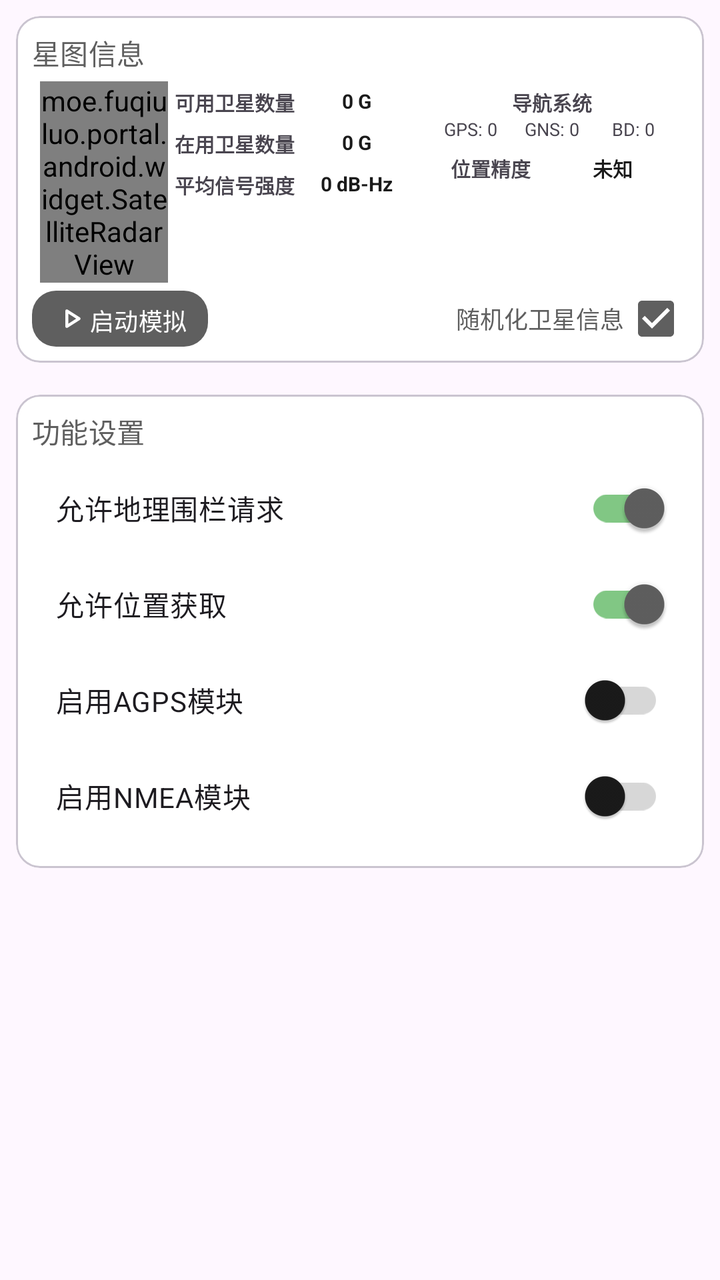
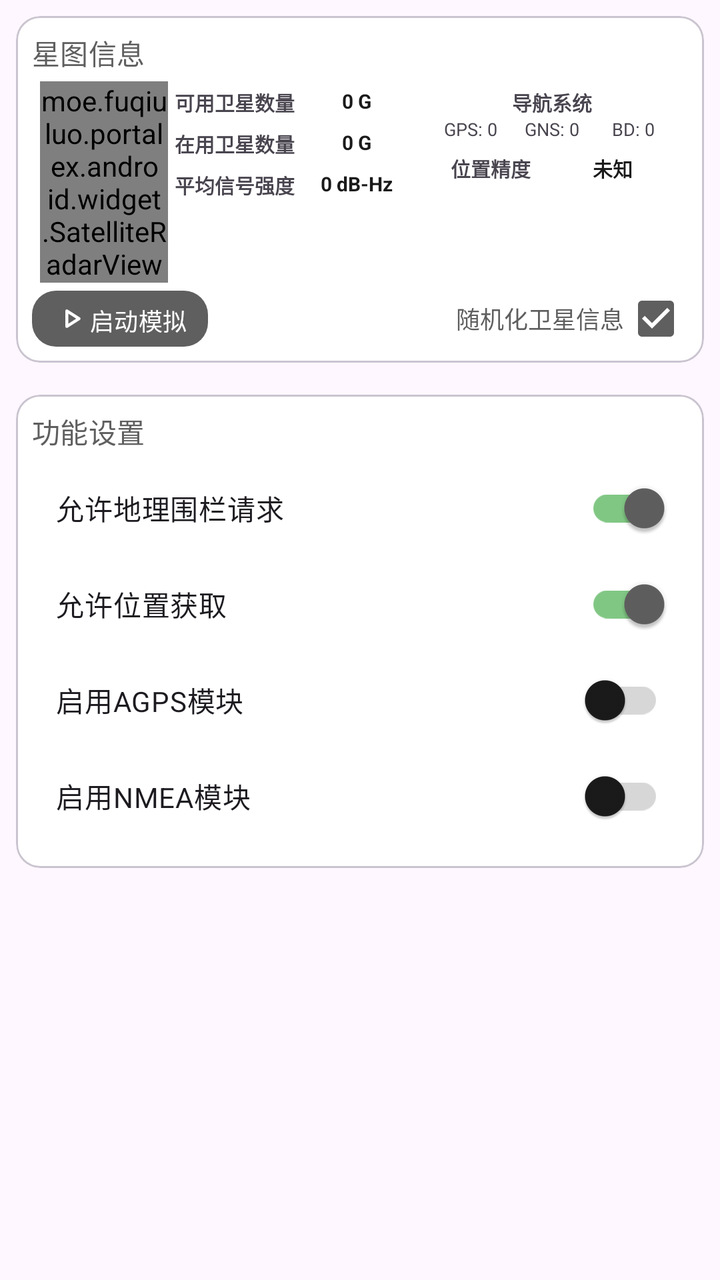

Before-and-after screenshots of an Android layout around one commit, followed by the original layout XML and the change that was made.
<!-- AndroidManifest.xml: application theme AppTheme -->
<!-- res/layout/fragment_gnss_mock.xml -->
<?xml version="1.0" encoding="utf-8"?>
<androidx.coordinatorlayout.widget.CoordinatorLayout
    xmlns:android="http://schemas.android.com/apk/res/android"
    xmlns:app="http://schemas.android.com/apk/res-auto"
    xmlns:tools="http://schemas.android.com/tools"
    android:layout_width="match_parent"
    android:layout_height="match_parent"
    tools:context=".ui.gnss.GnssMockFragment">

    <androidx.core.widget.NestedScrollView
        android:layout_width="match_parent"
        android:layout_height="match_parent">

        <LinearLayout
            android:layout_width="match_parent"
            android:layout_height="wrap_content"
            android:orientation="vertical">

            
            <com.google.android.material.card.MaterialCardView
                android:id="@+id/mock_gnss_card"
                android:layout_width="match_parent"
                android:layout_height="wrap_content"
                app:cardCornerRadius="12dp"
                android:layout_margin="8dp"
                app:cardPreventCornerOverlap="false"
                app:contentPadding="8dp">

                <LinearLayout
                    android:layout_width="match_parent"
                    android:layout_height="wrap_content"
                    android:orientation="vertical">

                    <TextView
                        android:layout_width="match_parent"
                        android:layout_height="wrap_content"
                        android:textColor="?attr/colorOnSurfaceVariant"
                        android:textAppearance="@style/TextAppearance.Material3.TitleSmall"
                        android:text="@string/satellites_info"/>

                    
                    <androidx.constraintlayout.widget.ConstraintLayout
                        android:layout_width="match_parent"
                        android:layout_height="wrap_content"
                        android:padding="4dp">

                        <moe.fuqiuluo.portal.android.widget.SatelliteRadarView
                            android:id="@+id/satellite_rada_view"
                            android:layout_width="0dp"
                            android:layout_height="wrap_content"
                            android:gravity="center"
                            app:layout_constraintEnd_toStartOf="@+id/satellites_info"
                            app:layout_constraintHorizontal_chainStyle="spread"
                            app:layout_constraintHorizontal_weight="1"
                            app:layout_constraintStart_toStartOf="parent"
                            app:layout_constraintTop_toTopOf="parent" />

                        <LinearLayout
                            android:id="@+id/satellites_info"
                            android:layout_width="0dp"
                            android:layout_height="wrap_content"
                            android:orientation="vertical"
                            android:gravity="center"
                            app:layout_constraintHorizontal_weight="2"
                            app:layout_constraintStart_toEndOf="@+id/satellite_rada_view"
                            app:layout_constraintEnd_toStartOf="@+id/text3"
                            app:layout_constraintTop_toTopOf="parent">

                            <TextView
                                android:visibility="gone"
                                android:layout_width="match_parent"
                                android:layout_height="wrap_content"
                                android:text="卫星信息"
                                android:gravity="center" />

                            <androidx.constraintlayout.widget.ConstraintLayout
                                android:layout_width="match_parent"
                                android:layout_height="wrap_content"
                                android:padding="3dp">

                                <TextView
                                    android:id="@+id/in_view_left_item"
                                    android:layout_width="0dp"
                                    android:layout_height="wrap_content"
                                    android:text="@string/in_view_left_item"
                                    android:gravity="center"
                                    android:textStyle="bold"
                                    android:textSize="10sp"
                                    app:layout_constraintHorizontal_weight="1"
                                    app:layout_constraintStart_toStartOf="parent"
                                    app:layout_constraintEnd_toStartOf="@+id/in_view_right_item"
                                    app:layout_constraintTop_toTopOf="parent"
                                    app:layout_constraintHorizontal_chainStyle="spread" />

                                <TextView
                                    android:id="@+id/in_view_right_item"
                                    android:layout_width="0dp"
                                    android:layout_height="wrap_content"
                                    android:text="@string/zero"
                                    android:gravity="center"
                                    android:textColor="?attr/colorOnSurface"
                                    android:textStyle="bold"
                                    android:textSize="10sp"
                                    app:layout_constraintHorizontal_weight="1"
                                    app:layout_constraintStart_toEndOf="@+id/in_view_left_item"
                                    app:layout_constraintEnd_toEndOf="parent"
                                    app:layout_constraintTop_toTopOf="parent" />

                            </androidx.constraintlayout.widget.ConstraintLayout>

                            <androidx.constraintlayout.widget.ConstraintLayout
                                android:layout_width="match_parent"
                                android:layout_height="wrap_content"
                                android:padding="3dp">

                                <TextView
                                    android:id="@+id/in_use_left_item"
                                    android:layout_width="0dp"
                                    android:layout_height="wrap_content"
                                    android:text="@string/in_use_satellite"
                                    android:gravity="center"
                                    android:textStyle="bold"
                                    android:textSize="10sp"
                                    app:layout_constraintHorizontal_weight="1"
                                    app:layout_constraintStart_toStartOf="parent"
                                    app:layout_constraintEnd_toStartOf="@+id/in_use_right_item"
                                    app:layout_constraintTop_toTopOf="parent"
                                    app:layout_constraintHorizontal_chainStyle="spread" />

                                <TextView
                                    android:id="@+id/in_use_right_item"
                                    android:layout_width="0dp"
                                    android:layout_height="wrap_content"
                                    android:text="@string/zero"
                                    android:gravity="center"
                                    android:textColor="?attr/colorOnSurface"
                                    android:textStyle="bold"
                                    android:textSize="10sp"
                                    app:layout_constraintHorizontal_weight="1"
                                    app:layout_constraintStart_toEndOf="@+id/in_use_left_item"
                                    app:layout_constraintEnd_toEndOf="parent"
                                    app:layout_constraintTop_toTopOf="parent" />

                            </androidx.constraintlayout.widget.ConstraintLayout>

                            <androidx.constraintlayout.widget.ConstraintLayout
                                android:layout_width="match_parent"
                                android:layout_height="wrap_content"
                                android:padding="3dp">

                                <TextView
                                    android:id="@+id/signal_strength_left_item"
                                    android:layout_width="0dp"
                                    android:layout_height="wrap_content"
                                    android:text="平均信号强度"
                                    android:gravity="center"
                                    android:textStyle="bold"
                                    android:textSize="10sp"
                                    app:layout_constraintHorizontal_weight="1"
                                    app:layout_constraintStart_toStartOf="parent"
                                    app:layout_constraintEnd_toStartOf="@+id/signal_strength_right_item"
                                    app:layout_constraintTop_toTopOf="parent"
                                    app:layout_constraintHorizontal_chainStyle="spread" />

                                <TextView
                                    android:id="@+id/signal_strength_right_item"
                                    android:layout_width="0dp"
                                    android:layout_height="wrap_content"
                                    android:text="0 dB-Hz"
                                    android:gravity="center"
                                    android:textColor="?attr/colorOnSurface"
                                    android:textStyle="bold"
                                    android:textSize="10sp"
                                    app:layout_constraintHorizontal_weight="1"
                                    app:layout_constraintStart_toEndOf="@+id/signal_strength_left_item"
                                    app:layout_constraintEnd_toEndOf="parent"
                                    app:layout_constraintTop_toTopOf="parent" />
                            </androidx.constraintlayout.widget.ConstraintLayout>

                            <com.google.android.material.card.MaterialCardView
                                android:visibility="gone"
                                android:layout_width="match_parent"
                                android:layout_height="wrap_content"
                                android:layout_margin="4dp"
                                app:cardCornerRadius="12dp"
                                app:cardElevation="1dp">

                                <LinearLayout
                                    android:layout_width="match_parent"
                                    android:layout_height="wrap_content"
                                    android:orientation="vertical"
                                    android:padding="4dp">

                                    <TextView
                                        android:layout_width="match_parent"
                                        android:layout_height="wrap_content"
                                        android:text="选中卫星详情"
                                        android:gravity="center"
                                        android:textStyle="bold"
                                        android:textSize="10sp"/>

                                    <TextView
                                        android:id="@+id/selected_satellite_prn"
                                        android:layout_width="match_parent"
                                        android:layout_height="wrap_content"
                                        android:text="PRN: --"
                                        android:textSize="9sp"/>

                                    <TextView
                                        android:id="@+id/selected_satellite_snr"
                                        android:layout_width="match_parent"
                                        android:layout_height="wrap_content"
                                        android:text="信号强度: -- dB-Hz"
                                        android:textSize="9sp"/>

                                    <TextView
                                        android:id="@+id/selected_satellite_elevation"
                                        android:layout_width="match_parent"
                                        android:layout_height="wrap_content"
                                        android:text="仰角: -- 度"
                                        android:textSize="9sp"/>

                                    <TextView
                                        android:id="@+id/selected_satellite_azimuth"
                                        android:layout_width="match_parent"
                                        android:layout_height="wrap_content"
                                        android:text="方位角: -- 度"
                                        android:textSize="9sp"/>
                                </LinearLayout>
                            </com.google.android.material.card.MaterialCardView>

                        </LinearLayout>

                        <LinearLayout
                            android:id="@+id/text3"
                            android:layout_width="0dp"
                            android:layout_height="wrap_content"
                            android:orientation="vertical"
                            app:layout_constraintHorizontal_weight="2"
                            app:layout_constraintStart_toEndOf="@+id/satellites_info"
                            app:layout_constraintEnd_toEndOf="parent"
                            app:layout_constraintTop_toTopOf="parent">

                            <androidx.constraintlayout.widget.ConstraintLayout
                                android:layout_width="match_parent"
                                android:layout_height="wrap_content"
                                android:padding="3dp">

                                <TextView
                                    android:id="@+id/nav_systems_title"
                                    android:layout_width="match_parent"
                                    android:layout_height="wrap_content"
                                    android:text="导航系统"
                                    android:gravity="center"
                                    android:textStyle="bold"
                                    android:textSize="10sp"
                                    app:layout_constraintTop_toTopOf="parent"
                                    app:layout_constraintStart_toStartOf="parent"
                                    app:layout_constraintEnd_toEndOf="parent"/>

                                <LinearLayout
                                    android:layout_width="match_parent"
                                    android:layout_height="wrap_content"
                                    android:orientation="horizontal"
                                    app:layout_constraintTop_toBottomOf="@id/nav_systems_title">

                                    <TextView
                                        android:id="@+id/gps_count"
                                        android:layout_width="0dp"
                                        android:layout_height="wrap_content"
                                        android:layout_weight="1"
                                        android:gravity="center"
                                        android:text="GPS: 0"
                                        android:textSize="9sp" />

                                    <TextView
                                        android:id="@+id/glonass_count"
                                        android:layout_width="0dp"
                                        android:layout_height="wrap_content"
                                        android:layout_weight="1"
                                        android:text="GNS: 0"
                                        android:gravity="center"
                                        android:textSize="9sp"/>

                                    <TextView
                                        android:id="@+id/beidou_count"
                                        android:layout_width="0dp"
                                        android:layout_height="wrap_content"
                                        android:layout_weight="1"
                                        android:text="BD: 0"
                                        android:gravity="center"
                                        android:textSize="9sp"/>
                                </LinearLayout>
                            </androidx.constraintlayout.widget.ConstraintLayout>

                            <androidx.constraintlayout.widget.ConstraintLayout
                                android:layout_width="match_parent"
                                android:layout_height="wrap_content"
                                android:padding="3dp">

                                <TextView
                                    android:id="@+id/accuracy_left_item"
                                    android:layout_width="0dp"
                                    android:layout_height="wrap_content"
                                    android:text="位置精度"
                                    android:gravity="center"
                                    android:textStyle="bold"
                                    android:textSize="10sp"
                                    app:layout_constraintHorizontal_weight="1"
                                    app:layout_constraintStart_toStartOf="parent"
                                    app:layout_constraintEnd_toStartOf="@+id/accuracy_right_item"
                                    app:layout_constraintTop_toTopOf="parent"
                                    app:layout_constraintHorizontal_chainStyle="spread" />

                                <TextView
                                    android:id="@+id/accuracy_right_item"
                                    android:layout_width="0dp"
                                    android:layout_height="wrap_content"
                                    android:text="未知"
                                    android:gravity="center"
                                    android:textColor="?attr/colorOnSurface"
                                    android:textStyle="bold"
                                    android:textSize="10sp"
                                    app:layout_constraintHorizontal_weight="1"
                                    app:layout_constraintStart_toEndOf="@+id/accuracy_left_item"
                                    app:layout_constraintEnd_toEndOf="parent"
                                    app:layout_constraintTop_toTopOf="parent" />
                            </androidx.constraintlayout.widget.ConstraintLayout>
                        </LinearLayout>

                    </androidx.constraintlayout.widget.ConstraintLayout>

                    <LinearLayout
                        android:layout_width="match_parent"
                        android:layout_height="wrap_content"
                        android:baselineAligned="false"
                        android:orientation="horizontal">

                        <LinearLayout
                            android:layout_width="0dp"
                            android:layout_height="wrap_content"
                            android:layout_weight="1">

                            <com.google.android.material.button.MaterialButton
                                android:id="@+id/switch_gnss_mock"
                                android:layout_width="wrap_content"
                                android:layout_height="28dp"
                                android:textColor="?attr/colorOnPrimary"
                                android:text="@string/start_mock"
                                style="@style/Widget.Material3.Button"
                                android:insetRight="0dp"
                                android:insetLeft="0dp"
                                android:insetTop="0dp"
                                android:insetBottom="0dp"
                                android:textSize="12sp"
                                app:icon="@drawable/rounded_play_arrow_24"
                                app:iconGravity="textStart"
                                app:iconPadding="0dp"
                                android:padding="6dp"
                                app:iconTint="?attr/colorOnPrimary"
                                app:cornerRadius="12dp"/>

                        </LinearLayout>

                        <LinearLayout
                            android:layout_width="0dp"
                            android:layout_weight="1"
                            android:layout_height="match_parent"
                            android:gravity="end|center">

                            <CheckedTextView
                                android:id="@+id/random_gnss"
                                android:layout_width="wrap_content"
                                android:layout_height="wrap_content"
                                android:checkMark="?android:attr/listChoiceIndicatorMultiple"
                                android:checkMarkTint="?attr/colorOnSurfaceVariant"
                                android:checked="true"
                                android:gravity="center"
                                android:text="随机化卫星信息"
                                android:textColor="?attr/colorOnSurfaceVariant"
                                android:textSize="12sp" />
                        </LinearLayout>
                    </LinearLayout>
                </LinearLayout>
            </com.google.android.material.card.MaterialCardView>

            
            <com.google.android.material.card.MaterialCardView
                android:id="@+id/settings_card"
                android:layout_width="match_parent"
                android:layout_height="wrap_content"
                app:cardCornerRadius="12dp"
                android:layout_margin="8dp"
                app:cardPreventCornerOverlap="false"
                app:contentPadding="8dp">

                <LinearLayout
                    android:layout_width="match_parent"
                    android:layout_height="wrap_content"
                    android:orientation="vertical">

                    <TextView
                        android:layout_width="match_parent"
                        android:layout_height="wrap_content"
                        android:textColor="?attr/colorOnSurfaceVariant"
                        android:textAppearance="@style/TextAppearance.Material3.TitleSmall"
                        android:text="功能设置"/>

                    <LinearLayout
                        android:layout_width="match_parent"
                        android:layout_height="wrap_content"
                        android:orientation="vertical"
                        android:padding="4dp">

                        <com.google.android.material.switchmaterial.SwitchMaterial
                            android:id="@+id/switch_request_geofence"
                            android:layout_width="match_parent"
                            android:layout_height="wrap_content"
                            android:text="允许地理围栏请求"
                            android:checked="true"
                            android:padding="8dp"
                    app:trackTint="@color/switch_track_tint"/>

                        <com.google.android.material.switchmaterial.SwitchMaterial
                            android:id="@+id/switch_get_from_location"
                            android:layout_width="match_parent"
                            android:layout_height="wrap_content"
                            android:checked="true"
                            android:padding="8dp"
                            android:text="允许位置获取" 
                    app:trackTint="@color/switch_track_tint"/>

                        <com.google.android.material.switchmaterial.SwitchMaterial
                            android:id="@+id/switch_enable_agps"
                            android:layout_width="match_parent"
                            android:layout_height="wrap_content"
                            android:text="启用AGPS模块"
                            android:checked="false"
                            android:padding="8dp"
                    app:trackTint="@color/switch_track_tint"/>

                        <com.google.android.material.switchmaterial.SwitchMaterial
                            android:id="@+id/switch_enable_nmea"
                            android:layout_width="match_parent"
                            android:layout_height="wrap_content"
                            android:text="启用NMEA模块"
                            android:checked="false"
                            android:padding="8dp"
                    app:trackTint="@color/switch_track_tint"/>
                    </LinearLayout>
                </LinearLayout>
            </com.google.android.material.card.MaterialCardView>
        </LinearLayout>
    </androidx.core.widget.NestedScrollView>
</androidx.coordinatorlayout.widget.CoordinatorLayout>
<!-- resources referenced by this layout -->
<resources>
  <!-- drawable rounded_play_arrow_24 (drawable) -->
  <vector xmlns:android="http://schemas.android.com/apk/res/android" android:autoMirrored="true" android:height="24dp" android:tint="?attr/colorOnSurface" android:viewportHeight="960" android:viewportWidth="960" android:width="24dp">
        
      <path android:fillColor="@android:color/white" android:pathData="M320,687L320,273Q320,256 332,244.5Q344,233 360,233Q365,233 370.5,234.5Q376,236 381,239L707,446Q716,452 720.5,461Q725,470 725,480Q725,490 720.5,499Q716,508 707,514L381,721Q376,724 370.5,725.5Q365,727 360,727Q344,727 332,715.5Q320,704 320,687ZM400,480L400,480L400,480L400,480ZM400,614L610,480L400,346L400,614Z"/>
      
  </vector>
  <string name="in_use_satellite">在用卫星数量</string>
  <string name="in_view_left_item">可用卫星数量</string>
  <string name="satellites_info">星图信息</string>
  <string name="start_mock">启动模拟</string>
  <string name="zero">0 G</string>
  <style name="AppTheme" parent="Theme.Material3.Light.NoActionBar">
          
          <item name="colorPrimary">#5F5F5F</item>
          <item name="colorOnPrimary">#FFFFFF</item>
          <item name="colorPrimaryContainer">#E0E0E0</item>
          <item name="colorOnPrimaryContainer">#1E1E1E</item>
          <item name="colorSecondary">#494949</item>
          <item name="colorOnSecondary">#FFFFFF</item>
          <item name="colorSecondaryContainer">#E7E7E7</item>
          <item name="colorOnSecondaryContainer">#2A2A2A</item>
          <item name="colorSurface">#FFFFFF</item>
          <item name="colorOnSurface">#1A1A1A</item>
          <item name="colorSurfaceVariant">#F0F0F0</item>
          <item name="colorOnSurfaceVariant">#5F5F5F</item>
          <item name="colorOutline">#747474</item>
  
          
          <item name="portalFabIconTint">#1A1A1A</item>
  
          
          <item name="android:statusBarColor">@android:color/transparent</item>
          <item name="android:windowDrawsSystemBarBackgrounds">true</item>
          <item name="android:windowTranslucentStatus">true</item>
          <item name="windowActionModeOverlay">true</item>
          <item name="windowActionBar">false</item>
          <item name="windowNoTitle">true</item>
  
          
          <item name="searchViewStyle">@style/Portal.SearchViewStyle</item>
          <item name="sliderStyle">@style/Portal.SliderTheme</item>
          <item name="android:popupMenuStyle">@style/PortalPopupMenuStyle</item>
      </style>
  <style name="Portal.SearchViewStyle" parent="Widget.AppCompat.SearchView" />
  <style name="Portal.SliderTheme" parent="Widget.Material3.Slider" />
  <style name="PortalPopupMenuStyle" parent="Widget.Material3.PopupMenu">
          <item name="android:popupAnimationStyle">@style/PortalPopupAnimation</item>
      </style>
  <style name="PortalPopupAnimation">
          <item name="android:windowEnterAnimation">@anim/popup_in_top_end</item>
          <item name="android:windowExitAnimation">@anim/popup_out_top_end</item>
      </style>
</resources>

<!-- the commit's change to res/layout/fragment_gnss_mock.xml (unified diff, before → after) -->
@@ -44,7 +44,7 @@
                         android:layout_height="wrap_content"
                         android:padding="4dp">
 
-                        <moe.fuqiuluo.portal.android.widget.SatelliteRadarView
+                        <moe.fuqiuluo.portalex.android.widget.SatelliteRadarView
                             android:id="@+id/satellite_rada_view"
                             android:layout_width="0dp"
                             android:layout_height="wrap_content"
